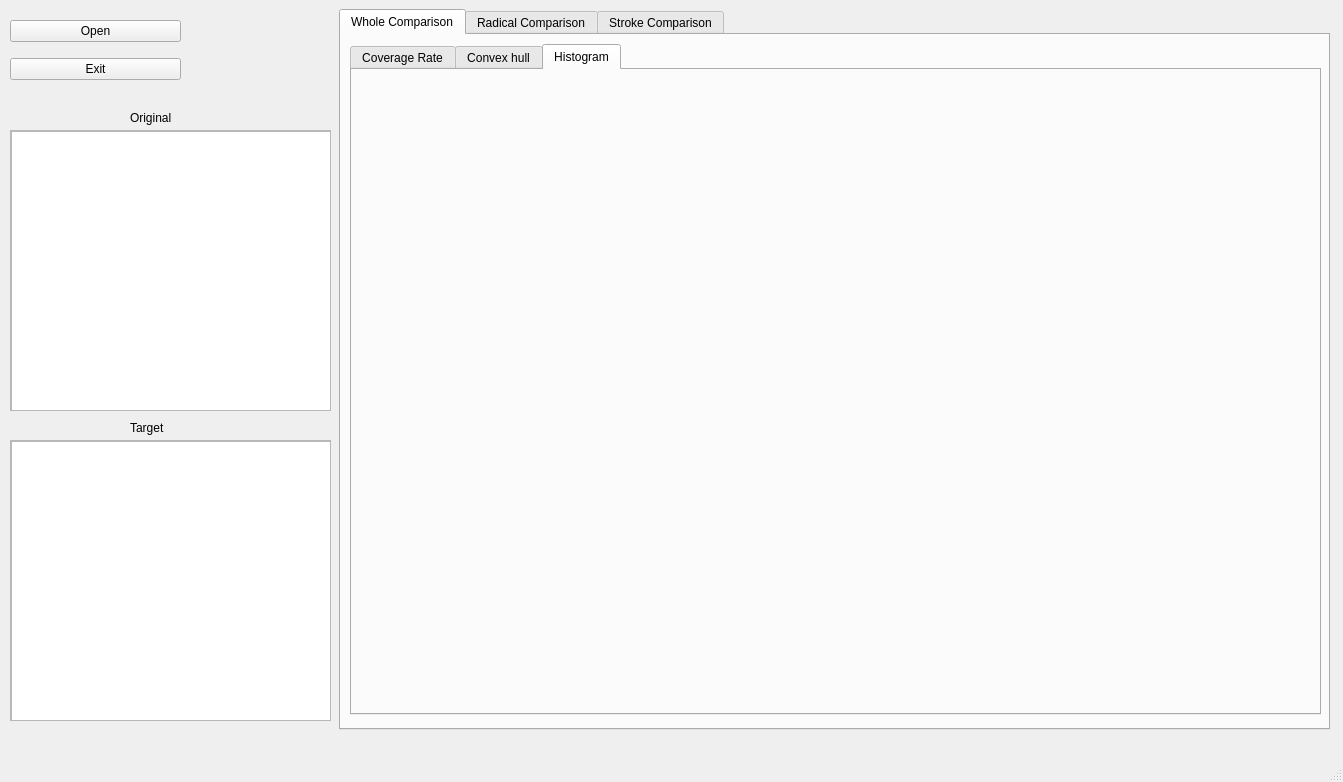
liupeng89/CalligraphyEvaluationTool, file calligraphycomparisonmainwindow.ui: the form before one commit.
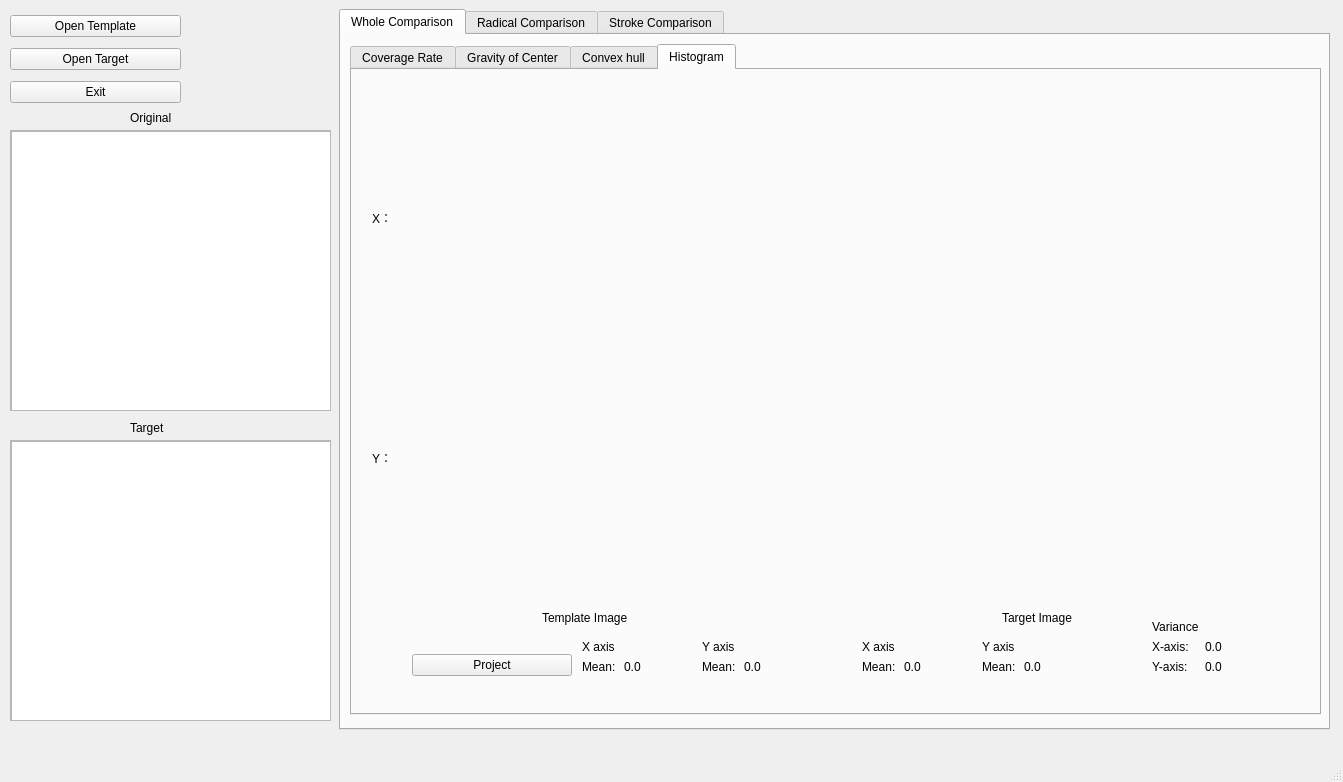
The form after the commit. The open tabs and pages were chosen to show the change.

Diff of the .ui file:
```diff
--- a/calligraphycomparisonmainwindow.ui
+++ b/calligraphycomparisonmainwindow.ui
@@ -105,6 +105,232 @@
          </widget>
         </widget>
        </widget>
+       <widget class="QWidget" name="verticalLayoutWidget_2">
+        <property name="geometry">
+         <rect>
+          <x>780</x>
+          <y>110</y>
+          <width>160</width>
+          <height>111</height>
+         </rect>
+        </property>
+        <layout class="QVBoxLayout" name="verticalLayout_2">
+         <item>
+          <layout class="QHBoxLayout" name="horizontalLayout">
+           <item>
+            <widget class="QLabel" name="label_3">
+             <property name="text">
+              <string>Max CR:</string>
+             </property>
+            </widget>
+           </item>
+           <item>
+            <widget class="QLabel" name="maxcr_label">
+             <property name="text">
+              <string>0.0</string>
+             </property>
+            </widget>
+           </item>
+          </layout>
+         </item>
+         <item>
+          <widget class="QRadioButton" name="mizi_rbtn">
+           <property name="text">
+            <string>Mizi</string>
+           </property>
+          </widget>
+         </item>
+         <item>
+          <widget class="QRadioButton" name="jiugong_rbtn">
+           <property name="text">
+            <string>JiuGong</string>
+           </property>
+          </widget>
+         </item>
+         <item>
+          <widget class="QPushButton" name="cr_calculate_btn">
+           <property name="text">
+            <string>Calculate</string>
+           </property>
+          </widget>
+         </item>
+        </layout>
+       </widget>
+      </widget>
+      <widget class="QWidget" name="tab_7">
+       <attribute name="title">
+        <string>Gravity of Center</string>
+       </attribute>
+       <widget class="QScrollArea" name="scrollArea_4">
+        <property name="geometry">
+         <rect>
+          <x>10</x>
+          <y>10</y>
+          <width>401</width>
+          <height>291</height>
+         </rect>
+        </property>
+        <property name="widgetResizable">
+         <bool>true</bool>
+        </property>
+        <widget class="QWidget" name="scrollAreaWidgetContents_4">
+         <property name="geometry">
+          <rect>
+           <x>0</x>
+           <y>0</y>
+           <width>399</width>
+           <height>289</height>
+          </rect>
+         </property>
+         <widget class="QGraphicsView" name="cog_template_gview">
+          <property name="geometry">
+           <rect>
+            <x>0</x>
+            <y>0</y>
+            <width>401</width>
+            <height>291</height>
+           </rect>
+          </property>
+         </widget>
+        </widget>
+       </widget>
+       <widget class="QScrollArea" name="scrollArea_5">
+        <property name="geometry">
+         <rect>
+          <x>430</x>
+          <y>10</y>
+          <width>401</width>
+          <height>291</height>
+         </rect>
+        </property>
+        <property name="widgetResizable">
+         <bool>true</bool>
+        </property>
+        <widget class="QWidget" name="scrollAreaWidgetContents_5">
+         <property name="geometry">
+          <rect>
+           <x>0</x>
+           <y>0</y>
+           <width>399</width>
+           <height>289</height>
+          </rect>
+         </property>
+         <widget class="QGraphicsView" name="cog_target_gview">
+          <property name="geometry">
+           <rect>
+            <x>0</x>
+            <y>0</y>
+            <width>401</width>
+            <height>291</height>
+           </rect>
+          </property>
+         </widget>
+        </widget>
+       </widget>
+       <widget class="QScrollArea" name="scrollArea_6">
+        <property name="geometry">
+         <rect>
+          <x>10</x>
+          <y>330</y>
+          <width>401</width>
+          <height>291</height>
+         </rect>
+        </property>
+        <property name="widgetResizable">
+         <bool>true</bool>
+        </property>
+        <widget class="QWidget" name="scrollAreaWidgetContents_6">
+         <property name="geometry">
+          <rect>
+           <x>0</x>
+           <y>0</y>
+           <width>399</width>
+           <height>289</height>
+          </rect>
+         </property>
+         <widget class="QGraphicsView" name="cog_comparison_gview">
+          <property name="geometry">
+           <rect>
+            <x>0</x>
+            <y>0</y>
+            <width>401</width>
+            <height>291</height>
+           </rect>
+          </property>
+         </widget>
+        </widget>
+       </widget>
+       <widget class="QWidget" name="verticalLayoutWidget_3">
+        <property name="geometry">
+         <rect>
+          <x>470</x>
+          <y>570</y>
+          <width>146</width>
+          <height>41</height>
+         </rect>
+        </property>
+        <layout class="QVBoxLayout" name="verticalLayout_3">
+         <item>
+          <widget class="QPushButton" name="cog_btn">
+           <property name="text">
+            <string>Center of Gravity</string>
+           </property>
+          </widget>
+         </item>
+        </layout>
+       </widget>
+       <widget class="QWidget" name="horizontalLayoutWidget_2">
+        <property name="geometry">
+         <rect>
+          <x>120</x>
+          <y>300</y>
+          <width>191</width>
+          <height>21</height>
+         </rect>
+        </property>
+        <layout class="QHBoxLayout" name="horizontalLayout_2">
+         <item>
+          <widget class="QLabel" name="label_4">
+           <property name="text">
+            <string>COG:</string>
+           </property>
+          </widget>
+         </item>
+         <item>
+          <widget class="QLabel" name="template_cog_label">
+           <property name="text">
+            <string>(0, 0)</string>
+           </property>
+          </widget>
+         </item>
+        </layout>
+       </widget>
+       <widget class="QWidget" name="horizontalLayoutWidget_3">
+        <property name="geometry">
+         <rect>
+          <x>540</x>
+          <y>300</y>
+          <width>191</width>
+          <height>21</height>
+         </rect>
+        </property>
+        <layout class="QHBoxLayout" name="horizontalLayout_3">
+         <item>
+          <widget class="QLabel" name="label_5">
+           <property name="text">
+            <string>COG:</string>
+           </property>
+          </widget>
+         </item>
+         <item>
+          <widget class="QLabel" name="target_cog_label">
+           <property name="text">
+            <string>(0, 0)</string>
+           </property>
+          </widget>
+         </item>
+        </layout>
+       </widget>
       </widget>
       <widget class="QWidget" name="tab_5">
        <attribute name="title">
@@ -115,6 +341,303 @@
        <attribute name="title">
         <string>Histogram</string>
        </attribute>
+       <widget class="QWidget" name="verticalLayoutWidget_5">
+        <property name="geometry">
+         <rect>
+          <x>60</x>
+          <y>570</y>
+          <width>160</width>
+          <height>51</height>
+         </rect>
+        </property>
+        <layout class="QVBoxLayout" name="verticalLayout_5">
+         <item>
+          <widget class="QPushButton" name="project_btn">
+           <property name="text">
+            <string>Project</string>
+           </property>
+          </widget>
+         </item>
+        </layout>
+       </widget>
+       <widget class="QLabel" name="label_12">
+        <property name="geometry">
+         <rect>
+          <x>20</x>
+          <y>140</y>
+          <width>31</width>
+          <height>16</height>
+         </rect>
+        </property>
+        <property name="text">
+         <string>X：</string>
+        </property>
+       </widget>
+       <widget class="QLabel" name="label_13">
+        <property name="geometry">
+         <rect>
+          <x>20</x>
+          <y>380</y>
+          <width>31</width>
+          <height>16</height>
+         </rect>
+        </property>
+        <property name="text">
+         <string>Y：</string>
+        </property>
+       </widget>
+       <widget class="QLabel" name="label_14">
+        <property name="geometry">
+         <rect>
+          <x>190</x>
+          <y>540</y>
+          <width>111</width>
+          <height>16</height>
+         </rect>
+        </property>
+        <property name="text">
+         <string>Template Image</string>
+        </property>
+       </widget>
+       <widget class="QLabel" name="label_15">
+        <property name="geometry">
+         <rect>
+          <x>650</x>
+          <y>540</y>
+          <width>111</width>
+          <height>16</height>
+         </rect>
+        </property>
+        <property name="text">
+         <string>Target Image</string>
+        </property>
+       </widget>
+       <widget class="QWidget" name="formLayoutWidget_3">
+        <property name="geometry">
+         <rect>
+          <x>230</x>
+          <y>570</y>
+          <width>121</width>
+          <height>51</height>
+         </rect>
+        </property>
+        <layout class="QFormLayout" name="formLayout_3">
+         <item row="0" column="0">
+          <widget class="QLabel" name="label_16">
+           <property name="text">
+            <string>X axis </string>
+           </property>
+          </widget>
+         </item>
+         <item row="1" column="0">
+          <widget class="QLabel" name="label_20">
+           <property name="text">
+            <string>Mean:</string>
+           </property>
+          </widget>
+         </item>
+         <item row="1" column="1">
+          <widget class="QLabel" name="temp_x_mean_label">
+           <property name="text">
+            <string>0.0</string>
+           </property>
+          </widget>
+         </item>
+        </layout>
+       </widget>
+       <widget class="QWidget" name="formLayoutWidget_4">
+        <property name="geometry">
+         <rect>
+          <x>350</x>
+          <y>570</y>
+          <width>121</width>
+          <height>51</height>
+         </rect>
+        </property>
+        <layout class="QFormLayout" name="formLayout_4">
+         <item row="0" column="0">
+          <widget class="QLabel" name="label_17">
+           <property name="text">
+            <string>Y axis </string>
+           </property>
+          </widget>
+         </item>
+         <item row="1" column="0">
+          <widget class="QLabel" name="label_21">
+           <property name="text">
+            <string>Mean:</string>
+           </property>
+          </widget>
+         </item>
+         <item row="1" column="1">
+          <widget class="QLabel" name="temp_y_mean_label">
+           <property name="text">
+            <string>0.0</string>
+           </property>
+          </widget>
+         </item>
+        </layout>
+       </widget>
+       <widget class="QWidget" name="gridLayoutWidget">
+        <property name="geometry">
+         <rect>
+          <x>70</x>
+          <y>0</y>
+          <width>391</width>
+          <height>261</height>
+         </rect>
+        </property>
+        <layout class="QGridLayout" name="temp_x_glayout"/>
+       </widget>
+       <widget class="QWidget" name="gridLayoutWidget_2">
+        <property name="geometry">
+         <rect>
+          <x>510</x>
+          <y>0</y>
+          <width>391</width>
+          <height>261</height>
+         </rect>
+        </property>
+        <layout class="QGridLayout" name="targ_x_glayout"/>
+       </widget>
+       <widget class="QWidget" name="gridLayoutWidget_3">
+        <property name="geometry">
+         <rect>
+          <x>70</x>
+          <y>280</y>
+          <width>391</width>
+          <height>261</height>
+         </rect>
+        </property>
+        <layout class="QGridLayout" name="temp_y_glayout"/>
+       </widget>
+       <widget class="QWidget" name="gridLayoutWidget_4">
+        <property name="geometry">
+         <rect>
+          <x>510</x>
+          <y>280</y>
+          <width>391</width>
+          <height>261</height>
+         </rect>
+        </property>
+        <layout class="QGridLayout" name="targ_y_glayout"/>
+       </widget>
+       <widget class="QWidget" name="formLayoutWidget_5">
+        <property name="geometry">
+         <rect>
+          <x>630</x>
+          <y>570</y>
+          <width>121</width>
+          <height>51</height>
+         </rect>
+        </property>
+        <layout class="QFormLayout" name="formLayout_5">
+         <item row="0" column="0">
+          <widget class="QLabel" name="label_18">
+           <property name="text">
+            <string>Y axis </string>
+           </property>
+          </widget>
+         </item>
+         <item row="1" column="0">
+          <widget class="QLabel" name="label_22">
+           <property name="text">
+            <string>Mean:</string>
+           </property>
+          </widget>
+         </item>
+         <item row="1" column="1">
+          <widget class="QLabel" name="targ_y_mean_label">
+           <property name="text">
+            <string>0.0</string>
+           </property>
+          </widget>
+         </item>
+        </layout>
+       </widget>
+       <widget class="QWidget" name="formLayoutWidget_6">
+        <property name="geometry">
+         <rect>
+          <x>510</x>
+          <y>570</y>
+          <width>121</width>
+          <height>51</height>
+         </rect>
+        </property>
+        <layout class="QFormLayout" name="formLayout_6">
+         <item row="0" column="0">
+          <widget class="QLabel" name="label_19">
+           <property name="text">
+            <string>X axis </string>
+           </property>
+          </widget>
+         </item>
+         <item row="1" column="0">
+          <widget class="QLabel" name="label_23">
+           <property name="text">
+            <string>Mean:</string>
+           </property>
+          </widget>
+         </item>
+         <item row="1" column="1">
+          <widget class="QLabel" name="targ_x_mean_label">
+           <property name="text">
+            <string>0.0</string>
+           </property>
+          </widget>
+         </item>
+        </layout>
+       </widget>
+       <widget class="QWidget" name="formLayoutWidget_7">
+        <property name="geometry">
+         <rect>
+          <x>800</x>
+          <y>550</y>
+          <width>160</width>
+          <height>80</height>
+         </rect>
+        </property>
+        <layout class="QFormLayout" name="formLayout_7">
+         <property name="horizontalSpacing">
+          <number>-1</number>
+         </property>
+         <item row="0" column="0">
+          <widget class="QLabel" name="label_24">
+           <property name="text">
+            <string>Variance</string>
+           </property>
+          </widget>
+         </item>
+         <item row="1" column="0">
+          <widget class="QLabel" name="label_25">
+           <property name="text">
+            <string>X-axis:</string>
+           </property>
+          </widget>
+         </item>
+         <item row="2" column="0">
+          <widget class="QLabel" name="label_26">
+           <property name="text">
+            <string>Y-axis:</string>
+           </property>
+          </widget>
+         </item>
+         <item row="1" column="1">
+          <widget class="QLabel" name="variance_x_label">
+           <property name="text">
+            <string>0.0</string>
+           </property>
+          </widget>
+         </item>
+         <item row="2" column="1">
+          <widget class="QLabel" name="variance_y_label">
+           <property name="text">
+            <string>0.0</string>
+           </property>
+          </widget>
+         </item>
+        </layout>
+       </widget>
       </widget>
      </widget>
     </widget>
@@ -135,7 +658,7 @@
       <x>10</x>
       <y>10</y>
       <width>171</width>
-      <height>81</height>
+      <height>100</height>
      </rect>
     </property>
     <layout class="QVBoxLayout" name="verticalLayout">
@@ -145,7 +668,14 @@
      <item>
       <widget class="QPushButton" name="open_btn">
        <property name="text">
-        <string>Open</string>
+        <string>Open Template</string>
+       </property>
+      </widget>
+     </item>
+     <item>
+      <widget class="QPushButton" name="open_target_btn">
+       <property name="text">
+        <string>Open Target</string>
        </property>
       </widget>
      </item>
@@ -179,7 +709,7 @@
        <height>279</height>
       </rect>
      </property>
-     <widget class="QGraphicsView" name="target_gview">
+     <widget class="QGraphicsView" name="template_gview">
       <property name="geometry">
        <rect>
         <x>0</x>
@@ -238,7 +768,7 @@
        <height>279</height>
       </rect>
      </property>
-     <widget class="QGraphicsView" name="original_gview">
+     <widget class="QGraphicsView" name="target_gview">
       <property name="geometry">
        <rect>
         <x>0</x>
```
Left out of the diff: 322 changed lines with no effect on the pictures.
